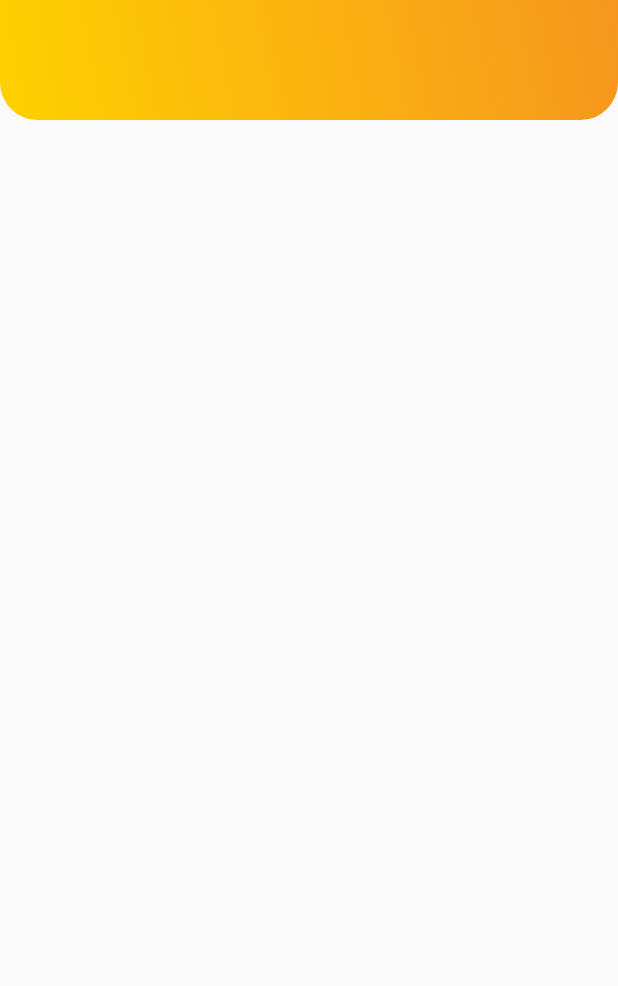
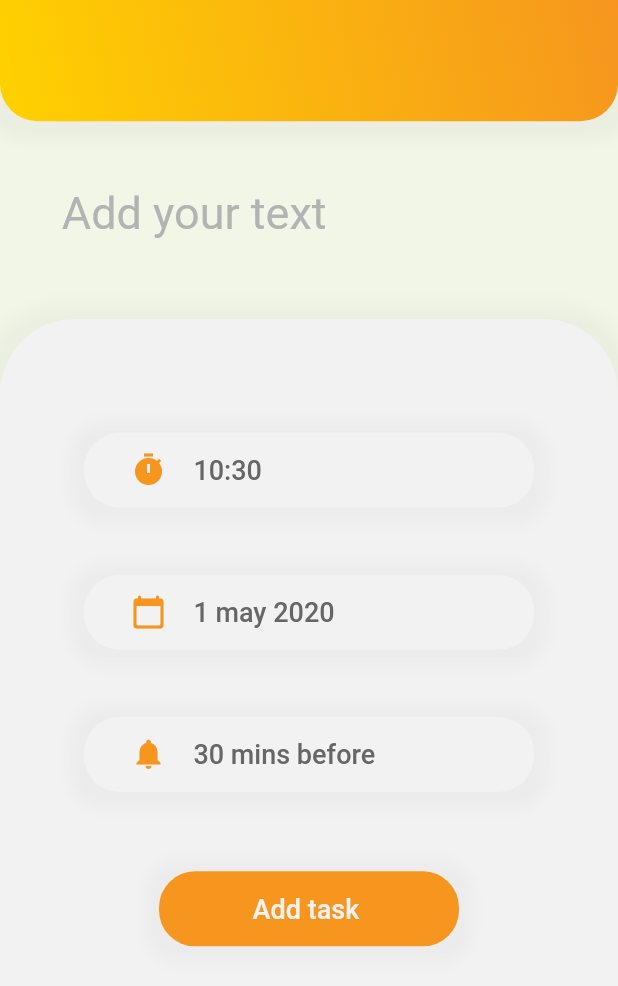
Before and after one commit to jopaul23/Todo_Hacked, a Flutter app: the TodoAddPage screen opened directly, on a phone screen of 412 x 824 dp. Shown: the top 986 px of the screen. Run offline on Flutter 3.47's test engine with Material 2 defaults, Android fonts, the phone set to English and light mode, and no system bars; missing offline and left inert: dart:ffi.

Commit message:
todo creen almost done...minor changes should be made for backend

```diff
--- a/lib/Common widgets/button.dart
+++ b/lib/Common widgets/button.dart
@@ -32,7 +32,7 @@ class Button extends StatelessWidget {
             text,
             style: TextStyle(
               color: textcolor,
-              fontSize: 25,
+              fontSize: 20,
             ),
           ),
         ),
--- /dev/null
+++ b/lib/Common widgets/inputfield.dart
@@ -0,0 +1,65 @@
+import 'dart:ffi';
+
+import 'package:Todo_App/styles/styles.dart';
+import 'package:flutter/material.dart';
+
+class InputButton extends StatefulWidget {
+  final Color textcolor;
+  final Color buttoncolor;
+  final String text;
+  final double width;
+  final IconData icon;
+  final Function() onPressed;
+  const InputButton(
+      {@required this.text,
+      this.onPressed,
+      this.textcolor,
+      this.buttoncolor,
+      this.icon,
+      this.width});
+  _InputButtonState createState() => _InputButtonState();
+}
+
+@override
+class _InputButtonState extends State<InputButton> {
+  Widget build(BuildContext context) {
+    return Center(
+      child: Container(
+        width: widget.width,
+        height: 50,
+        margin: EdgeInsets.symmetric(vertical: 10, horizontal: 10),
+        padding: EdgeInsets.symmetric(vertical: 2, horizontal: 15),
+        decoration: BoxDecoration(
+          boxShadow: [
+            BoxShadow(
+              color: Styles.grey4.withOpacity(0.03),
+              spreadRadius: 10,
+              blurRadius: 7,
+              offset: Offset(0, 2), // changes position of shadow
+            ),
+          ],
+          color: widget.buttoncolor,
+          borderRadius: BorderRadius.circular(24),
+        ),
+        child: FlatButton(
+            onPressed: widget.onPressed,
+            child: Row(
+              children: [
+                if (widget.icon != null)
+                  Icon(
+                    widget.icon,
+                    color: Styles.t1Orange,
+                  ),
+                Text(
+                  "    " + widget.text,
+                  style: TextStyle(
+                    color: widget.textcolor,
+                    fontSize: 18,
+                  ),
+                ),
+              ],
+            )),
+      ),
+    );
+  }
+}
--- a/lib/TodoAddPage/Widgets/mainPage.dart
+++ b/lib/TodoAddPage/Widgets/mainPage.dart
@@ -1,5 +1,7 @@
 import 'package:Todo_App/styles/styles.dart';
 import 'package:flutter/material.dart';
+import "package:Todo_App/Common widgets/inputfield.dart";
+import 'package:Todo_App/Common widgets/button.dart';
 
 class TodoAddPage extends StatefulWidget {
   @override
@@ -8,17 +10,109 @@ class TodoAddPage extends StatefulWidget {
 
 class _TodoAddPageState extends State<TodoAddPage> {
   Widget build(BuildContext context) {
+    final Size size = MediaQuery.of(context).size;
     return Scaffold(
-      body: Column(
+      backgroundColor: Styles.cream,
+      body: ListView(
+        padding: EdgeInsets.zero,
         children: <Widget>[
           Container(
-            height: 80,
+            height: size.height * 0.098,
             decoration: BoxDecoration(
+                boxShadow: [
+                  BoxShadow(
+                    color: Styles.grey4.withOpacity(0.04),
+                    spreadRadius: 10,
+                    blurRadius: 7,
+                    offset: Offset(0, 2), // changes position of shadow
+                  ),
+                ],
                 gradient: Styles.t1Gradient,
                 borderRadius: BorderRadius.only(
                     bottomLeft: Radius.circular(25),
                     bottomRight: Radius.circular(25))),
-          )
+          ),
+          SizedBox(
+            height: size.height * 0.05,
+          ),
+          Container(
+            padding: EdgeInsets.symmetric(horizontal: size.width * 0.1),
+            height: size.height * 0.06,
+            child: TextField(
+              decoration: InputDecoration(
+                  hintText: "Add your text",
+                  hintStyle: TextStyle(
+                    color: Styles.grey1,
+                    fontWeight: FontWeight.w400,
+                    fontSize: 30,
+                  ),
+                  border: InputBorder.none),
+            ),
+          ),
+          SizedBox(
+            height: size.height * 0.05,
+          ),
+          Container(
+            height: size.height -
+                size.height * 0.1 -
+                size.height * 0.098 -
+                size.height * 0.06,
+            decoration: BoxDecoration(
+              color: Styles.white3,
+              borderRadius: BorderRadius.circular(50),
+              boxShadow: [
+                BoxShadow(
+                  color: Styles.grey4.withOpacity(0.04),
+                  spreadRadius: 10,
+                  blurRadius: 9,
+                  offset: Offset(0, 2), // changes position of shadow
+                ),
+              ],
+            ),
+            child: Column(
+              children: [
+                SizedBox(
+                  height: size.height * 0.08,
+                ),
+                InputButton(
+                  text: "10:30",
+                  buttoncolor: Styles.white3,
+                  textcolor: Styles.grey2,
+                  icon: Icons.timer,
+                  width: 300,
+                ),
+                SizedBox(
+                  height: size.height * 0.03,
+                ),
+                InputButton(
+                  text: "1 may 2020",
+                  buttoncolor: Styles.white3,
+                  textcolor: Styles.grey2,
+                  icon: Icons.calendar_today_rounded,
+                  width: 300,
+                ),
+                SizedBox(
+                  height: size.height * 0.03,
+                ),
+                InputButton(
+                  text: "30 mins before",
+                  buttoncolor: Styles.white3,
+                  textcolor: Styles.grey2,
+                  icon: Icons.notifications,
+                  width: 300,
+                ),
+                SizedBox(
+                  height: size.height * 0.04,
+                ),
+                InputButton(
+                  text: "   Add task",
+                  buttoncolor: Styles.t1Orange,
+                  textcolor: Styles.white3,
+                  width: 200,
+                )
+              ],
+            ),
+          ),
         ],
       ),
     );
--- a/lib/main.dart
+++ b/lib/main.dart
@@ -16,7 +16,7 @@ class MyApp extends StatelessWidget {
         primarySwatch: Colors.blue,
         visualDensity: VisualDensity.adaptivePlatformDensity,
       ),
-      home: WelcomeScreen(),
+      home: TodoAddPage(),
     );
   }
 }
--- a/lib/styles/styles.dart
+++ b/lib/styles/styles.dart
@@ -10,6 +10,8 @@ abstract class Styles {
     ],
   );
   static Color t1Orange = Color(0xfff6961e);
+
+  static Color cream = Color(0xfff2f6e7);
 
   static Color white1 = Color(0xffffffff);
   static Color white2 = Color(0xfff6f6f6);
```
